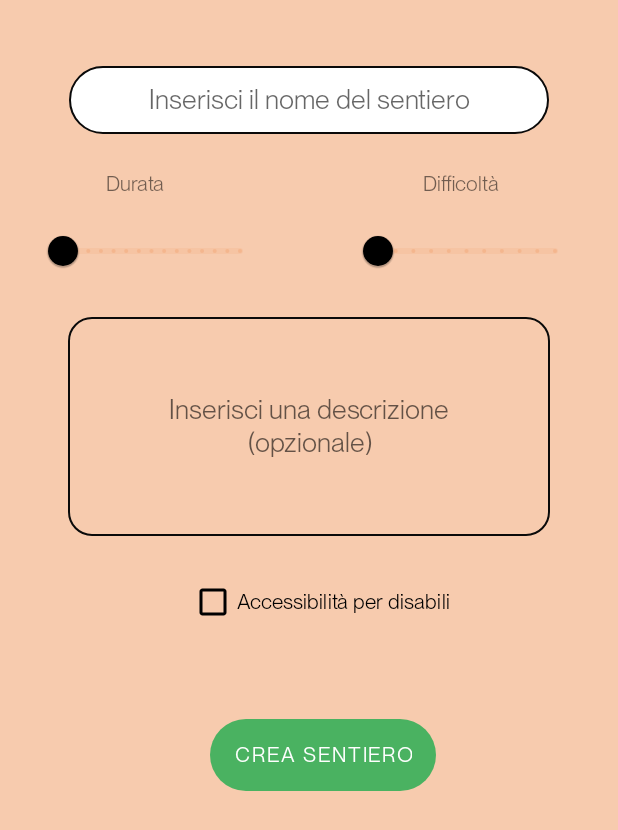
After one commit to AntoDJ/NaTour2021, an Android app: the ModificationView screen opened directly, with no data from a screen before it, on a phone screen of 412 x 824 dp. The commit adds this screen. Shown: the top 830 px of the screen. Run offline under Robolectric (Android 15) with nearby library versions, the phone set to English and light mode, and no system bars.

Commit message:
Messi slider e fatta schermata ModificationView

```diff
--- a/app/src/main/java/Controller/Controller.java
+++ b/app/src/main/java/Controller/Controller.java
@@ -131,6 +131,11 @@ public class Controller {
         personalPlaylistView.startActivity(i);
     }
 
+    public void openModificationView(PersonalDetailView personalDetailView){
+        Intent i = new Intent(personalDetailView, ModificationView.class);
+        personalDetailView.startActivity(i);
+    }
+
 
     public Path getAllDetailsOfPath(){
         //chiamata  al db che restituisce i dettagli utilizzando la variabile 'namePath' e mettendola a null dopo l'utilizzo
--- /dev/null
+++ b/app/src/main/java/Playlist/ModificationView.java
@@ -0,0 +1,33 @@
+package Playlist;
+
+import androidx.appcompat.app.AppCompatActivity;
+import android.os.Bundle;
+import android.widget.TextView;
+
+import com.example.natour2021.R;
+import com.google.android.material.slider.Slider;
+
+public class ModificationView extends AppCompatActivity {
+
+    @Override
+    protected void onCreate(Bundle savedInstanceState) {
+        super.onCreate(savedInstanceState);
+        setContentView(R.layout.activity_modification_view);
+
+        TextView durataTextView = (TextView) findViewById(R.id.durataTextViewModificatioView);
+        TextView difficoltaTextView = (TextView) findViewById(R.id.difficoltaTextViewModificatioView);
+
+        Slider durataSlider = (Slider) findViewById(R.id.durataSliderModificatioView);
+        Slider difficoltaSlider = (Slider) findViewById(R.id.difficoltaSliderModificatioView);
+
+        durataSlider.addOnChangeListener((slider, value, fromUser) -> {
+            durataTextView.setText("Durata: " + String.valueOf(durataSlider.getValue() + " ore"));
+        });
+
+        difficoltaSlider.addOnChangeListener((slider, value, fromUser) -> {
+            difficoltaTextView.setText("Difficoltà: " + String.valueOf(difficoltaSlider.getValue()));
+        });
+
+
+    }
+}
--- a/app/src/main/java/Search/DetailView.java
+++ b/app/src/main/java/Search/DetailView.java
@@ -18,7 +18,7 @@ public class DetailView extends AppCompatActivity {
         super.onCreate(savedInstanceState);
         setContentView(R.layout.activity_detail_view);
 
-        Slider durataSlider=(Slider) findViewById(R.id.durataSliderDetail);
+        Slider durataSlider=(Slider) findViewById(R.id.durataPlaylistSlider);
 
         Slider difficoltàSlider=(Slider) findViewById(R.id.difficoltàSliderDetail);
 
--- a/app/src/main/res/layout/activity_detail_view.xml
+++ b/app/src/main/res/layout/activity_detail_view.xml
@@ -51,7 +51,7 @@
         app:layout_constraintTop_toBottomOf="@+id/descrizioneTextView" />
 
     <com.google.android.material.slider.Slider
-        android:id="@+id/durataSliderDetail"
+        android:id="@+id/durataPlaylistSlider"
         android:layout_width="150sp"
         android:layout_height="20sp"
         android:layout_marginTop="5sp"
@@ -140,7 +140,7 @@
         app:layout_constraintEnd_toEndOf="parent"
         app:layout_constraintHorizontal_bias="0.15"
         app:layout_constraintStart_toStartOf="parent"
-        app:layout_constraintTop_toBottomOf="@+id/durataSliderDetail" />
+        app:layout_constraintTop_toBottomOf="@+id/durataPlaylistSlider" />
 
     <TextView
         android:id="@+id/difficoltàTextViewDetail"
--- /dev/null
+++ b/app/src/main/res/layout/activity_modification_view.xml
@@ -0,0 +1,133 @@
+<?xml version="1.0" encoding="utf-8"?>
+  <androidx.constraintlayout.widget.ConstraintLayout
+    xmlns:android="http://schemas.android.com/apk/res/android"
+    xmlns:tools="http://schemas.android.com/tools"
+    xmlns:app="http://schemas.android.com/apk/res-auto"
+    android:layout_width="match_parent"
+    android:layout_height="match_parent"
+    android:background="#EE8C4D"
+    android:backgroundTint="#73EE8C4D"
+    tools:context="Playlist.ModificationView">
+
+
+  <EditText
+      android:id="@+id/namePathModificatioView"
+      android:layout_width="320sp"
+      android:layout_height="45sp"
+      android:layout_marginTop="44dp"
+      android:background="@drawable/round_plain_text"
+      android:fontFamily="@font/neuemontreal"
+      android:hint="Inserisci il nome del sentiero"
+      android:padding="8sp"
+      android:textAlignment="center"
+      app:layout_constraintEnd_toEndOf="parent"
+      app:layout_constraintHorizontal_bias="0.5"
+      app:layout_constraintStart_toStartOf="parent"
+      app:layout_constraintTop_toTopOf="parent" />
+
+  <com.google.android.material.slider.Slider
+      android:id="@+id/durataSliderModificatioView"
+      android:layout_width="150sp"
+      android:layout_height="20sp"
+      android:layout_marginTop="12sp"
+      android:stepSize="0.5"
+      android:valueFrom="0"
+      android:valueTo="10"
+      app:labelBehavior="gone"
+      app:layout_constraintEnd_toEndOf="parent"
+      app:layout_constraintHorizontal_bias="0.1"
+      app:layout_constraintStart_toStartOf="parent"
+      app:layout_constraintTop_toBottomOf="@+id/durataTextViewModificatioView"
+      app:thumbColor="#000000"
+      app:thumbStrokeColor="#4AB261"
+      app:trackColorActive="#4AB261"
+      tools:ignore="SpeakableTextPresentCheck" />
+
+  <com.google.android.material.slider.Slider
+      android:id="@+id/difficoltaSliderModificatioView"
+      android:layout_width="150sp"
+      android:layout_height="20sp"
+      android:layout_marginTop="12sp"
+      android:stepSize="1"
+      android:valueFrom="0"
+      android:valueTo="10"
+      app:labelBehavior="gone"
+      app:layout_constraintEnd_toEndOf="parent"
+      app:layout_constraintHorizontal_bias="0.9"
+      app:layout_constraintStart_toStartOf="parent"
+      app:layout_constraintTop_toBottomOf="@+id/difficoltaTextViewModificatioView"
+      app:thumbColor="#000000"
+      app:thumbStrokeColor="#4AB261"
+      app:trackColorActive="#4AB261"
+      tools:ignore="SpeakableTextPresentCheck" />
+
+  <TextView
+      android:id="@+id/durataTextViewModificatioView"
+      android:layout_width="wrap_content"
+      android:layout_height="wrap_content"
+      android:layout_marginTop="24sp"
+      android:fontFamily="@font/neuemontreal"
+      android:text="Durata"
+      app:layout_constraintEnd_toEndOf="parent"
+      app:layout_constraintHorizontal_bias="0.19"
+      app:layout_constraintStart_toStartOf="parent"
+      app:layout_constraintTop_toBottomOf="@+id/namePathModificatioView" />
+
+  <TextView
+      android:id="@+id/difficoltaTextViewModificatioView"
+      android:layout_width="wrap_content"
+      android:layout_height="wrap_content"
+      android:layout_marginTop="24sp"
+      android:fontFamily="@font/neuemontreal"
+      android:text="Difficoltà"
+      app:layout_constraintEnd_toEndOf="parent"
+      app:layout_constraintHorizontal_bias="0.78"
+      app:layout_constraintStart_toStartOf="parent"
+      app:layout_constraintTop_toBottomOf="@+id/namePathModificatioView" />
+
+  <EditText
+      android:id="@+id/descrizionePlainTextModificatioView"
+      android:layout_width="321sp"
+      android:layout_height="146sp"
+      android:layout_marginTop="20sp"
+      android:background="@drawable/descrizione_bg"
+      android:ems="10"
+      android:fontFamily="@font/neuemontreal"
+      android:gravity="center"
+      android:hint="Inserisci una descrizione\n(opzionale)"
+      android:inputType="textMultiLine"
+      android:padding="8sp"
+      android:scrollbars="vertical"
+      app:layout_constraintEnd_toEndOf="parent"
+      app:layout_constraintStart_toStartOf="parent"
+      app:layout_constraintTop_toBottomOf="@+id/durataSliderModificatioView" />
+
+  <CheckBox
+      android:id="@+id/checkBox"
+      android:layout_width="wrap_content"
+      android:layout_height="wrap_content"
+      android:layout_marginTop="20sp"
+      android:buttonTint="@color/black"
+      android:fontFamily="@font/neuemontreal"
+      android:text="Accessibilità per disabili"
+      app:layout_constraintEnd_toEndOf="parent"
+      app:layout_constraintHorizontal_bias="0.529"
+      app:layout_constraintStart_toStartOf="parent"
+      app:layout_constraintTop_toBottomOf="@+id/descrizionePlainTextModificatioView" />
+
+  <Button
+      android:id="@+id/creaSentieroButton"
+      android:layout_width="wrap_content"
+      android:layout_height="wrap_content"
+      android:layout_marginTop="36sp"
+      android:background="@drawable/base_button"
+      android:fontFamily="@font/neuemontreal"
+      android:text="Crea sentiero"
+      app:backgroundTint="#4AB261"
+      app:layout_constraintBottom_toBottomOf="parent"
+      app:layout_constraintEnd_toEndOf="parent"
+      app:layout_constraintHorizontal_bias="0.535"
+      app:layout_constraintStart_toStartOf="parent"
+      app:layout_constraintTop_toBottomOf="@+id/checkBox"
+      app:layout_constraintVertical_bias="0.058" />
+</androidx.constraintlayout.widget.ConstraintLayout>
```
Also changed, not shown: app/src/main/AndroidManifest.xml (+6 -5 lines), app/src/main/java/Create/CreateView.java (+10 -37 lines), app/src/main/java/Playlist/PersonalDetailView.java (+5 -20 lines), app/src/main/java/Playlist/PlaylistDetailsView.java (+3 -21 lines), app/src/main/res/layout/activity_create_view.xml (+47 -67 lines), app/src/main/res/layout/activity_personal_detail_view.xml (+61 -65 lines), app/src/main/res/layout/activity_playlist_details_view.xml (+46 -62 lines).
